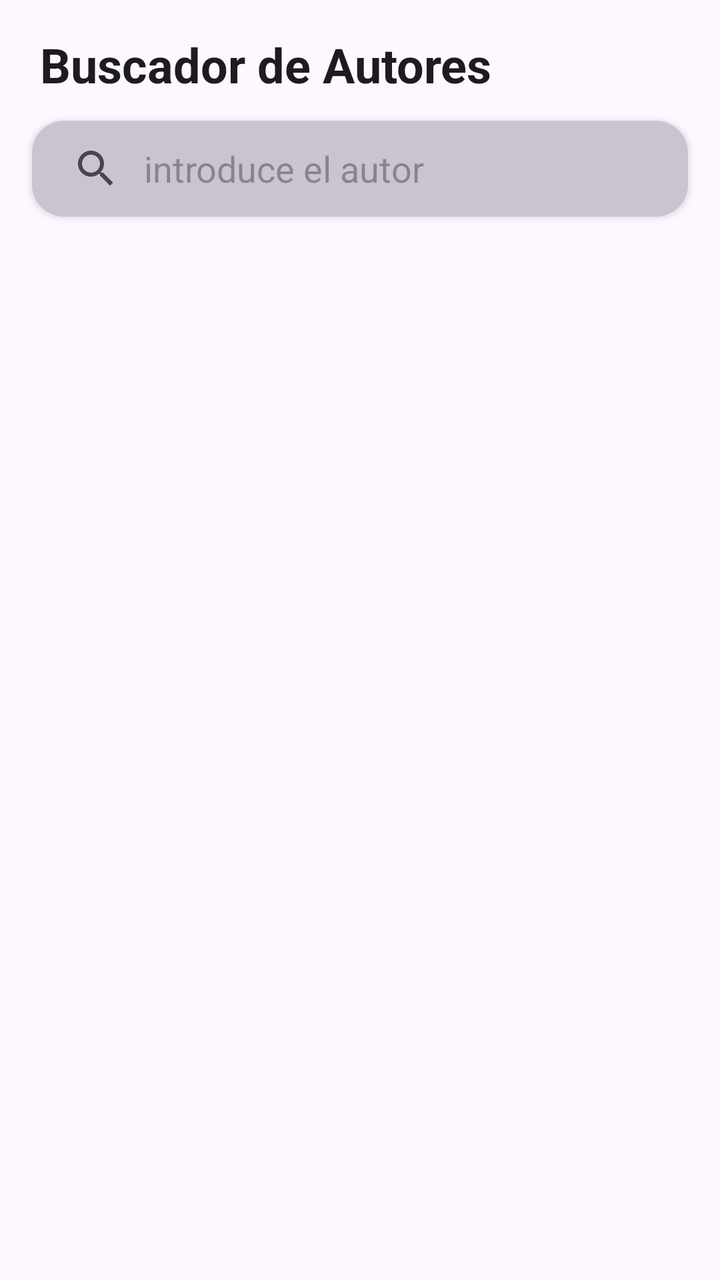
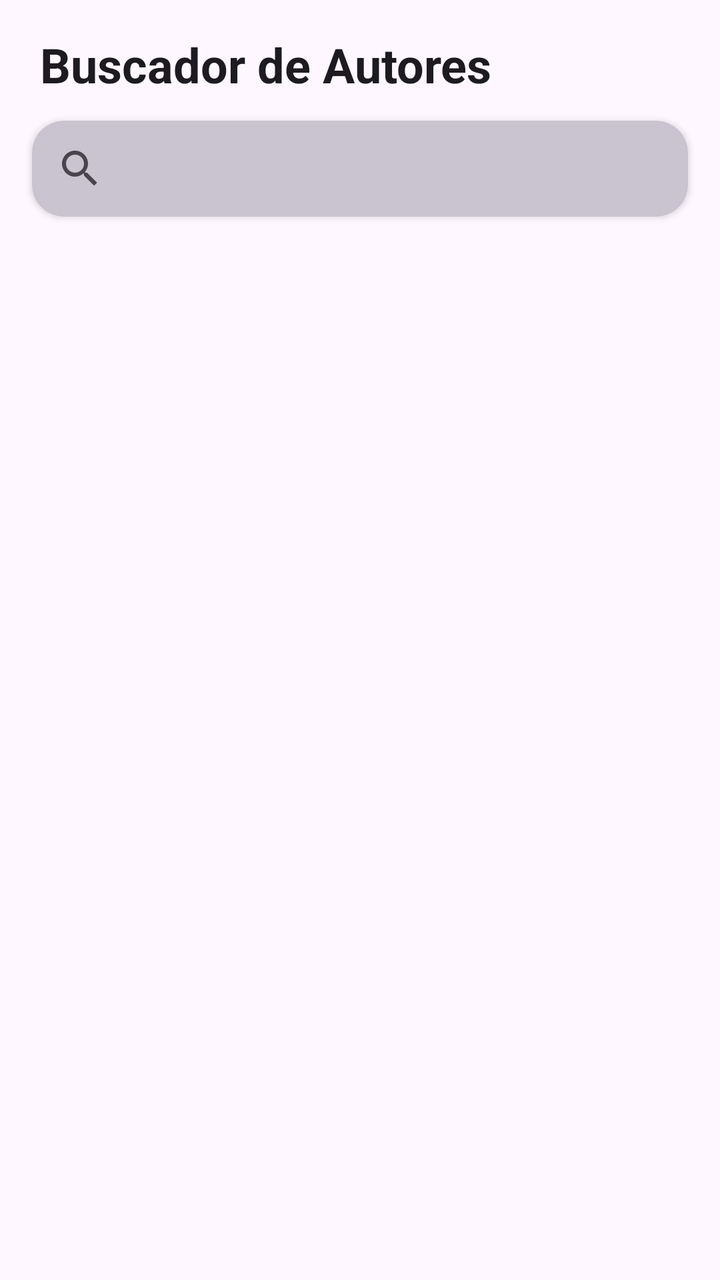

Before-and-after screenshots of an Android layout around one commit, followed by the original layout XML and the change that was made.
<!-- AndroidManifest.xml: application theme Theme.RetrofitBuscador -->
<!-- res/layout/activity_main.xml -->
<?xml version="1.0" encoding="utf-8"?>
<androidx.constraintlayout.widget.ConstraintLayout
    xmlns:android="http://schemas.android.com/apk/res/android"
    xmlns:app="http://schemas.android.com/apk/res-auto"
    xmlns:tools="http://schemas.android.com/tools"
    android:id="@+id/main"
    android:layout_width="match_parent"
    android:layout_height="match_parent"
    tools:context=".MainActivity">
    <TextView
        android:id="@+id/tvAppTitle"
        android:layout_width="0dp"
        android:layout_height="wrap_content"
        android:layout_marginHorizontal="20dp"
        android:layout_marginTop="16dp"
        android:text="Buscador de Autores"
        android:textSize="24sp"
        android:textStyle="bold"
        android:textColor="?attr/colorOnSurface"
        app:layout_constraintTop_toTopOf="parent"
        app:layout_constraintStart_toStartOf="parent"
        app:layout_constraintEnd_toEndOf="parent" />
    <androidx.cardview.widget.CardView
        android:id="@+id/cvSearch"
        android:layout_width="0dp"
        android:layout_height="wrap_content"
        android:layout_marginHorizontal="16dp"
        android:layout_marginTop="12dp"
        android:layout_marginBottom="8dp"
        app:cardCornerRadius="16dp"
        app:cardElevation="2dp"
        app:strokeWidth="1dp"
        app:cardBackgroundColor="?attr/colorOutlineVariant"
        app:layout_constraintTop_toBottomOf="@id/tvAppTitle"
        app:layout_constraintStart_toStartOf="parent"
        app:layout_constraintEnd_toEndOf="parent">
        <androidx.appcompat.widget.SearchView
            android:id="@+id/svAutores"
            android:layout_width="match_parent"
            android:layout_height="wrap_content"
            app:iconifiedByDefault="false"
            app:queryHint="@string/search_hint"
            app:queryBackground="@null" />
    </androidx.cardview.widget.CardView>
    <androidx.recyclerview.widget.RecyclerView
        android:id="@+id/rvAutores"
        android:layout_width="0dp"
        android:layout_height="0dp"
        android:clipToPadding="false"
        android:paddingTop="6dp"
        android:paddingBottom="16dp"
        app:layout_constraintTop_toBottomOf="@+id/cvSearch"
        app:layout_constraintStart_toStartOf="parent"
        app:layout_constraintEnd_toEndOf="parent"
        app:layout_constraintBottom_toBottomOf="parent"
        tools:listitem="@layout/fila_autores" />
</androidx.constraintlayout.widget.ConstraintLayout>
<!-- res/layout/fila_autores.xml (included above) -->
<?xml version="1.0" encoding="utf-8"?>
<androidx.cardview.widget.CardView
    xmlns:android="http://schemas.android.com/apk/res/android"
    xmlns:app="http://schemas.android.com/apk/res-auto"
    android:layout_width="match_parent"
    android:layout_height="wrap_content"
    android:layout_marginHorizontal="16dp"
    android:layout_marginVertical="6dp"
    app:cardCornerRadius="16dp"
    app:cardElevation="3dp">
    <TextView
        android:id="@+id/tvAutor"
        android:layout_width="match_parent"
        android:layout_height="match_parent"
        android:padding="10dp"
        android:text="nombre_autor"
        android:textSize="30sp"
        android:textStyle="bold" />
</androidx.cardview.widget.CardView>
<!-- resources referenced by this layout -->
<resources>
  <string name="search_hint">introduce el autor</string>
  <style name="Theme.RetrofitBuscador" parent="Base.Theme.RetrofitBuscador" />
  <style name="Base.Theme.RetrofitBuscador" parent="Theme.Material3.DayNight.NoActionBar">
          
          
      </style>
</resources>

<!-- the commit's change to res/layout/activity_main.xml (unified diff, before → after) -->
@@ -34,7 +34,7 @@
         app:layout_constraintTop_toBottomOf="@id/tvAppTitle"
         app:layout_constraintStart_toStartOf="parent"
         app:layout_constraintEnd_toEndOf="parent">
-        <androidx.appcompat.widget.SearchView
+        <android.widget.SearchView
             android:id="@+id/svAutores"
             android:layout_width="match_parent"
             android:layout_height="wrap_content"
